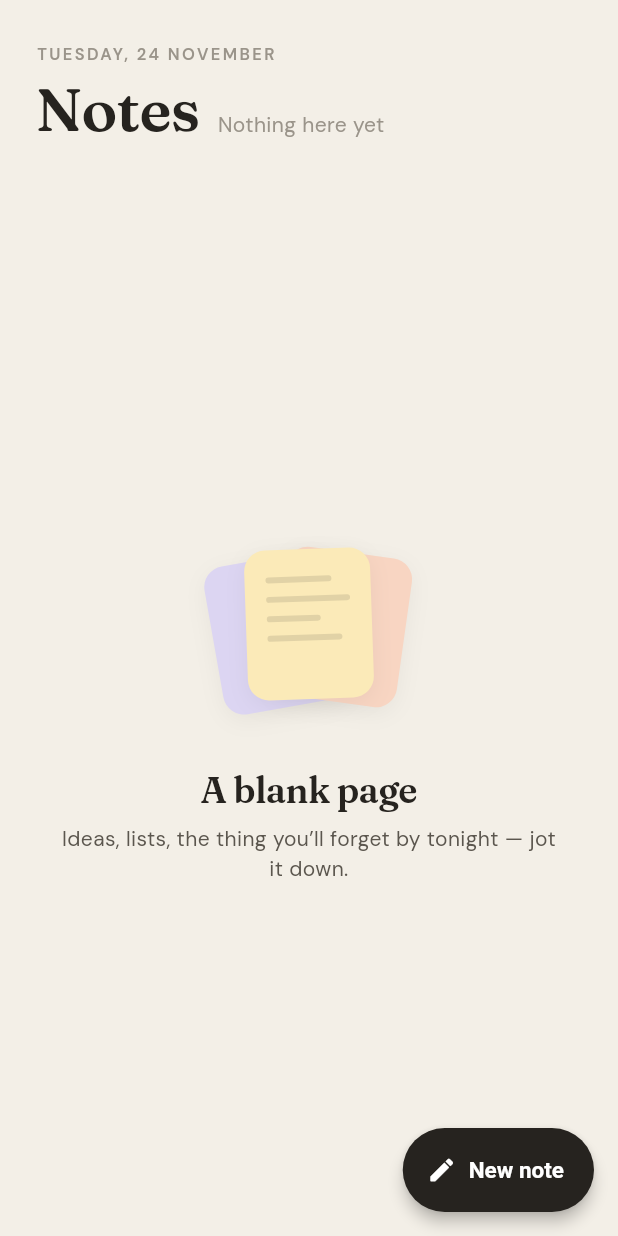
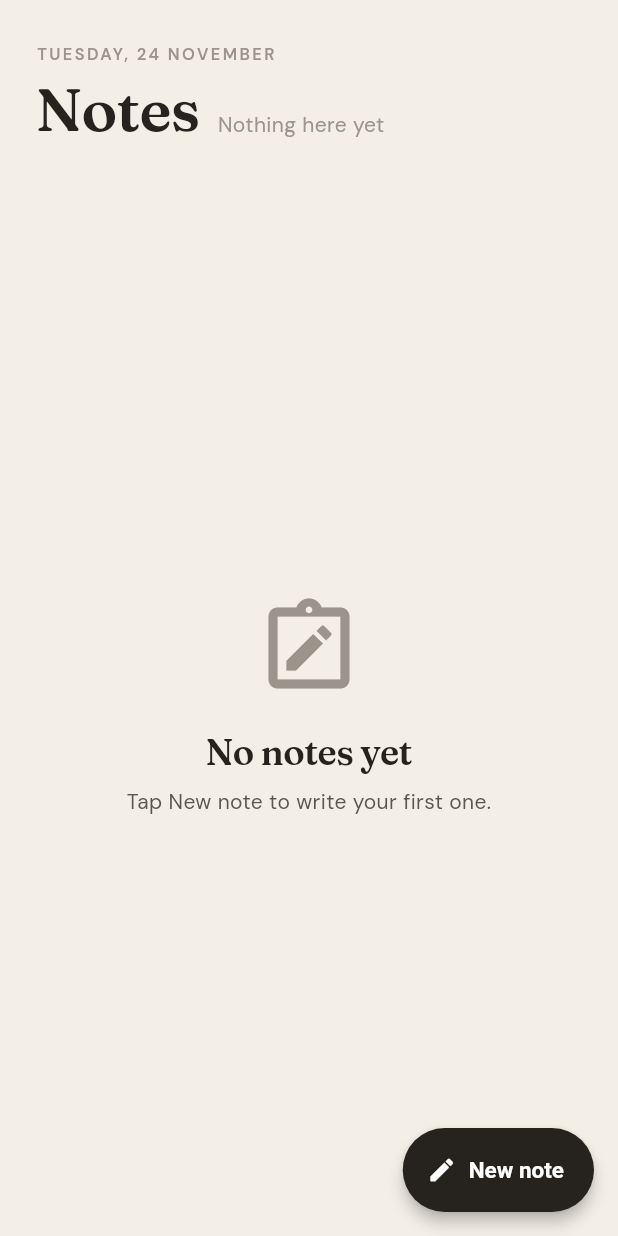
Before and after one commit to Yash-Wadatkar/note-app, a Flutter app: the screen it shows after launch, on a phone screen of 412 x 824 dp. Run offline on Flutter 3.47's test engine with Material 3 defaults, Android fonts, the phone set to English and light mode, and no system bars; our stand-ins replace equatable, flutter_bloc, fpdart, freezed_annotation, get_it, google_fonts and 3 more; accounts and stored records are empty.

Commit message:
Refactor EmptyNotes widget

```diff
--- a/lib/presentation/notes/note_list/widgets/empty_notes.dart
+++ b/lib/presentation/notes/note_list/widgets/empty_notes.dart
@@ -1,5 +1,3 @@
-import 'dart:math' as math;
-
 import 'package:flutter/material.dart';
 
 import '../../../../core/theme/app_colors.dart';
@@ -19,16 +17,21 @@ class EmptyNotes extends StatelessWidget {
       child: Column(
         mainAxisAlignment: MainAxisAlignment.center,
         children: [
-          if (!isSearching) ...[_buildPaperStack(), const SizedBox(height: 32)],
+          Icon(
+            isSearching ? Icons.search_off_rounded : Icons.note_alt_outlined,
+            size: 72,
+            color: AppColors.muted,
+          ),
+          const SizedBox(height: 20),
           Text(
-            isSearching ? 'Nothing found' : 'A blank page',
+            isSearching ? 'No results' : 'No notes yet',
             style: AppTheme.display(size: 24),
           ),
           const SizedBox(height: 8),
           Text(
             isSearching
                 ? 'No notes match “$searchQuery”.'
-                : 'Ideas, lists, the thing you’ll forget by tonight — jot it down.',
+                : 'Tap New note to write your first one.',
             textAlign: TextAlign.center,
             style: Theme.of(context).textTheme.bodyMedium?.copyWith(
               color: AppColors.inkSoft,
@@ -40,74 +43,3 @@ class EmptyNotes extends StatelessWidget {
     );
   }
 }
-
-Widget _buildPaperStack() {
-  return SizedBox(
-    width: 150,
-    height: 130,
-    child: Stack(
-      alignment: Alignment.center,
-      children: [
-        _buildSheet(
-          NotePalette.of(4),
-          angle: -10,
-          offset: const Offset(-22, 6),
-        ),
-        _buildSheet(NotePalette.of(2), angle: 8, offset: const Offset(22, 2)),
-        _buildSheet(
-          NotePalette.of(1),
-          angle: -2,
-          offset: Offset.zero,
-          lined: true,
-        ),
-      ],
-    ),
-  );
-}
-
-Widget _buildSheet(
-  Color color, {
-  required double angle,
-  required Offset offset,
-  bool lined = false,
-}) {
-  return Transform.translate(
-    offset: offset,
-    child: Transform.rotate(
-      angle: angle * math.pi / 180,
-      child: Container(
-        width: 84,
-        height: 100,
-        padding: const EdgeInsets.fromLTRB(14, 18, 14, 0),
-        decoration: BoxDecoration(
-          color: color,
-          borderRadius: BorderRadius.circular(14),
-          boxShadow: [
-            BoxShadow(
-              color: AppColors.ink.withValues(alpha: 0.06),
-              blurRadius: 12,
-              offset: const Offset(0, 4),
-            ),
-          ],
-        ),
-        child: lined
-            ? Column(
-                crossAxisAlignment: CrossAxisAlignment.start,
-                children: [
-                  for (final width in [44.0, 56.0, 36.0, 50.0])
-                    Container(
-                      width: width,
-                      height: 4,
-                      margin: const EdgeInsets.only(bottom: 9),
-                      decoration: BoxDecoration(
-                        color: AppColors.ink.withValues(alpha: 0.12),
-                        borderRadius: BorderRadius.circular(2),
-                      ),
-                    ),
-                ],
-              )
-            : null,
-      ),
-    ),
-  );
-}
```
